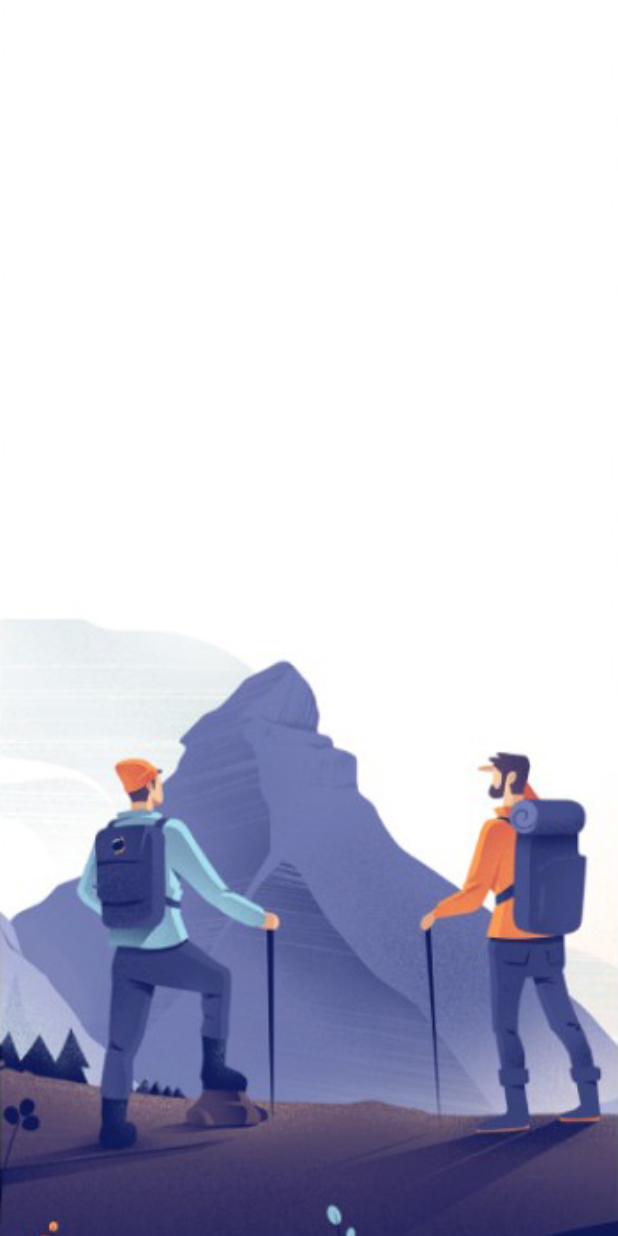
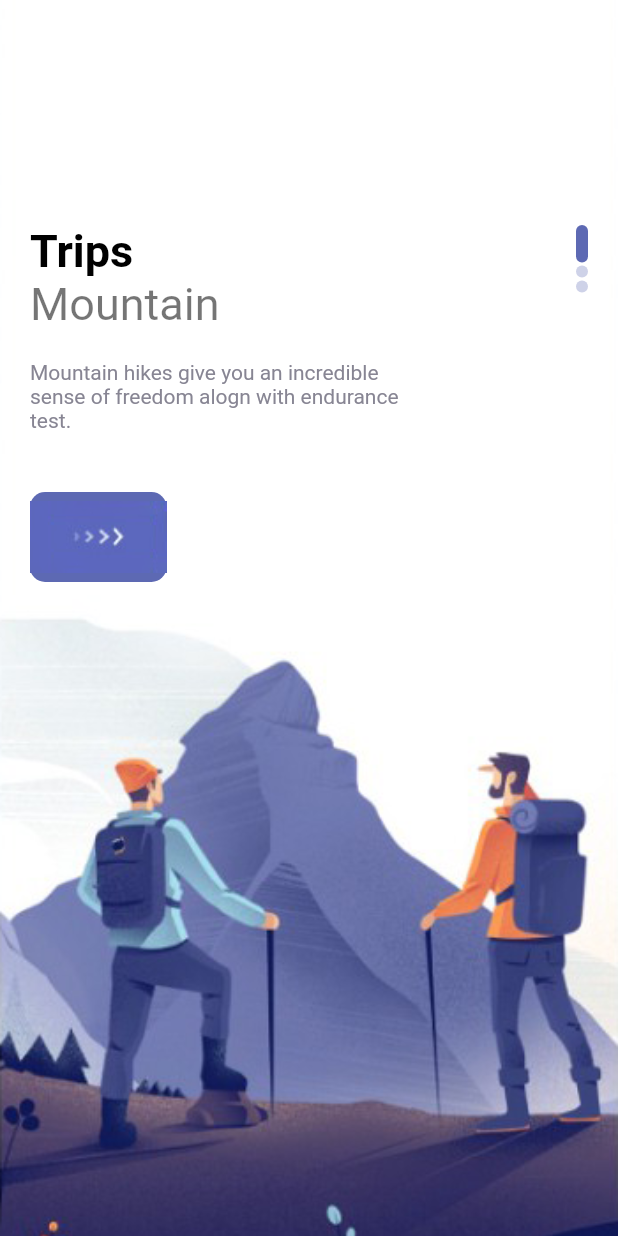
Before and after one commit to Jos620/travel_app, a Flutter app: the screen it shows after launch, on a phone screen of 412 x 824 dp. Run offline on Flutter 3.47's test engine with Material 2 defaults, Android fonts, the phone set to English and light mode, and no system bars.

Commit message:
Add WelcomePage page

```diff
--- a/lib/pages/welcome_page.dart
+++ b/lib/pages/welcome_page.dart
@@ -1,4 +1,8 @@
 import 'package:flutter/material.dart';
+import 'package:travel_app/constants/colors.dart';
+import 'package:travel_app/widgets/button/responsive_button.dart';
+import 'package:travel_app/widgets/typography/heading.dart';
+import 'package:travel_app/widgets/typography/text.dart';
 
 class WelcomePage extends StatefulWidget {
   const WelcomePage({Key? key}) : super(key: key);
@@ -8,26 +12,97 @@ class WelcomePage extends StatefulWidget {
 }
 
 class _WelcomePageState extends State<WelcomePage> {
-  List images = [
-    'welcome-one.png',
-    'welcome-two.png',
-    'welcome-three.png',
-  ];
+  late List data;
+
+  @override
+  void initState() {
+    super.initState();
+    // fetch data from server
+
+    data = [
+      {
+        'title': 'Trips',
+        'subtitle': 'Mountain',
+        'image': 'assets/img/welcome-one.png',
+        'description':
+            'Mountain hikes give you an incredible sense of freedom alogn with endurance test.',
+      },
+      {
+        'title': 'Hikes',
+        'subtitle': 'Higher',
+        'image': 'assets/img/welcome-two.png',
+        'description':
+            'Lorem ipsum dolor sit amet, consectetur adipiscing elit, sed do eiusmod tempor incididunt ut labore et dolore magna aliqua.',
+      },
+      {
+        'title': 'Beautiful',
+        'subtitle': 'Landscapes',
+        'image': 'assets/img/welcome-three.png',
+        'description':
+            'Ut enim ad minim veniam, quis nostrud exercitation ullamco laboris nisi.',
+      },
+    ];
+  }
 
   @override
   Widget build(BuildContext context) {
     return Scaffold(
       body: PageView.builder(
         scrollDirection: Axis.vertical,
-        itemCount: images.length,
-        itemBuilder: (_, index) {
+        itemCount: data.length,
+        itemBuilder: (_, indexItem) {
           return Container(
             width: double.maxFinite,
             height: double.maxFinite,
             decoration: BoxDecoration(
               image: DecorationImage(
-                image: AssetImage('assets/img/${images[index]}'),
+                image: data[indexItem]['image'].contains('http')
+                    ? Image.network(data[indexItem]['image']).image
+                    : Image.asset(data[indexItem]['image']).image,
                 fit: BoxFit.cover,
+              ),
+            ),
+            child: Container(
+              margin: const EdgeInsets.only(top: 150, left: 20, right: 20),
+              child: Row(
+                mainAxisAlignment: MainAxisAlignment.spaceBetween,
+                children: [
+                  Column(
+                    crossAxisAlignment: CrossAxisAlignment.start,
+                    children: [
+                      HeadingBoldText(text: data[indexItem]['title']),
+                      AppText(
+                        text: data[indexItem]['subtitle'],
+                        size: 30,
+                      ),
+                      Container(
+                        margin: const EdgeInsets.only(top: 20, bottom: 40),
+                        width: 250,
+                        child: AppText(
+                          text: data[indexItem]['description'],
+                          color: AppColors.textColor2,
+                          size: 14,
+                        ),
+                      ),
+                      ResponsiveButton()
+                    ],
+                  ),
+                  Column(
+                    children: List.generate(data.length, (indexDot) {
+                      return Container(
+                        margin: const EdgeInsets.only(bottom: 2),
+                        width: 8,
+                        height: indexItem == indexDot ? 25 : 8,
+                        decoration: BoxDecoration(
+                          borderRadius: BorderRadius.circular(8),
+                          color: indexItem == indexDot
+                              ? AppColors.mainColor
+                              : AppColors.mainColor.withOpacity(0.3),
+                        ),
+                      );
+                    }),
+                  ),
+                ],
               ),
             ),
           );
```
